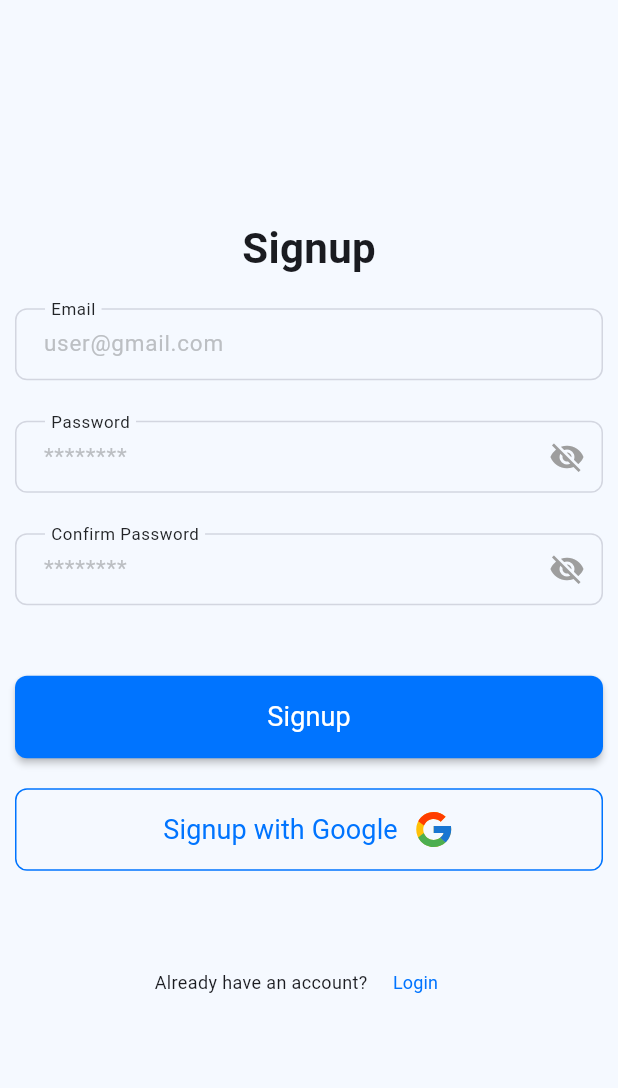
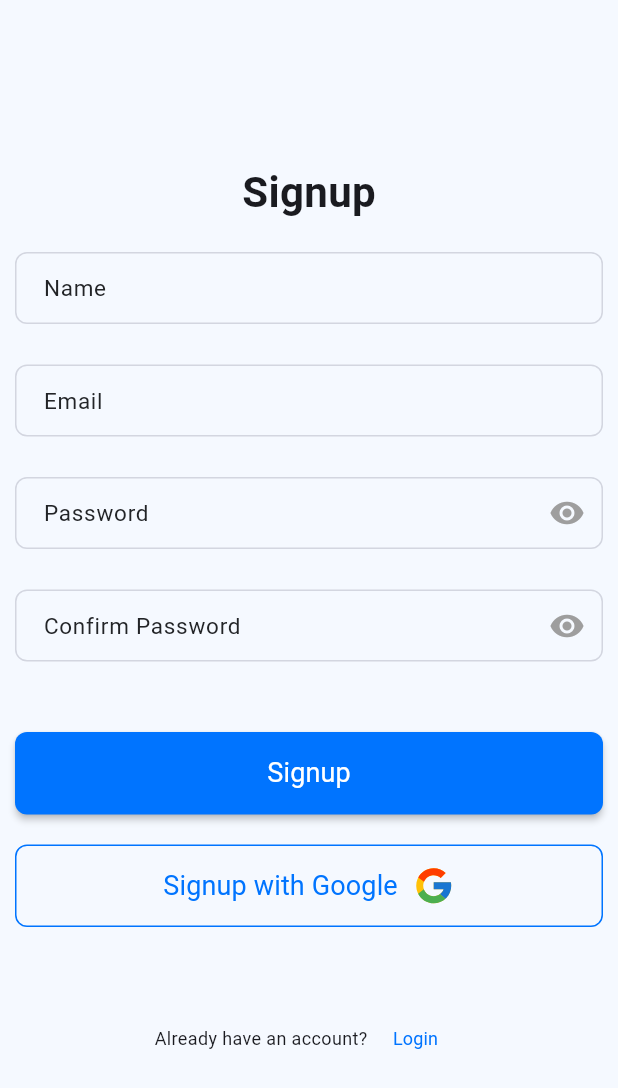
Before and after one commit to Dawood448/traccar, a Flutter app: the screen it shows after launch, after a tap on "Signup", on a phone screen of 412 x 824 dp. Shown: the top 1088 px of the screen. Run offline on Flutter 3.47's test engine with Material 3 defaults, Android fonts, the light colour scheme and no system bars; our stand-ins replace dio, firebase_core, flutter_map, flutter_svg, gap, get and 6 more; accounts and stored records are empty; Roboto replaces fonts that are missing (Poppins).

Commit message:
login and signup auth done

```diff
--- a/lib/View/auth_view/login_screen.dart
+++ b/lib/View/auth_view/login_screen.dart
@@ -20,6 +20,7 @@ class _LoginScreenState extends State<LoginScreen> {
   final TextEditingController emailController = TextEditingController();
   final TextEditingController passwordController = TextEditingController();
   bool _obscureText = true;
+  GlobalKey<FormState> _formkey = GlobalKey<FormState>();
 
   void _toggle() {
     setState(() {
@@ -43,6 +44,8 @@ class _LoginScreenState extends State<LoginScreen> {
               child: Padding(
                 padding: const EdgeInsets.symmetric(
                     horizontal: 10.0, vertical: 10.0),
+                child: Form(
+                  key: _formkey,
                   child: Column(
                     children: [
                       KText(
@@ -87,7 +90,9 @@ class _LoginScreenState extends State<LoginScreen> {
                               fontWeight: FontWeight.normal,
                             ),
                             TextButton(
-                            onPressed: () async {},
+                              onPressed: () async {
+
+                              },
                               child: KText(
                                 text: "Reset",
                                 fontSize: 12,
@@ -100,7 +105,13 @@ class _LoginScreenState extends State<LoginScreen> {
                       ),
                       const Gap(20),
                       FilledButton(
-                      onPressed: () {},
+                        onPressed: () {
+                          if(_formkey.currentState!.validate()){
+                            kOverlayWithAsync(asyncFunction: () async {
+                              await AuthController().signIn(context, email: emailController.text, password: passwordController.text);
+                            });
+                          }
+                        },
                         child: KText(
                           text: "Login",
                           color: kWhiteColor,
@@ -165,6 +176,7 @@ class _LoginScreenState extends State<LoginScreen> {
             ),
           ),
         ),
+      ),
     );
   }
 }
--- a/lib/View/auth_view/signup_screen.dart
+++ b/lib/View/auth_view/signup_screen.dart
@@ -2,8 +2,8 @@ import 'package:flutter/material.dart';
 import 'package:flutter_svg/svg.dart';
 import 'package:gap/gap.dart';
 import 'package:get/get.dart';
+import 'package:traccar/Controller/auth_controller.dart';
 import '../../Constants/colors.dart';
-import '../../Controller/auth_controller.dart';
 import '../../Utils/over_lay.dart';
 import '../../Widgets/form_fields/k_text.dart';
 import '../../Widgets/form_fields/k_text_field.dart';
@@ -18,24 +18,23 @@ class SignUpScreen extends StatefulWidget {
 
 class _SignUpScreenState extends State<SignUpScreen> {
   final TextEditingController emailController = TextEditingController();
+  final TextEditingController nameController = TextEditingController();
   final TextEditingController passwordController = TextEditingController();
-  final TextEditingController confirmPasswordController =
-      TextEditingController();
+  final TextEditingController confirmPasswordController = TextEditingController();
+  GlobalKey<FormState> _formkey = GlobalKey<FormState>();
   bool _obscureText = true;
   bool _obscureTextConfirm = true;
-
+  final _authController  = Get.put(AuthController());
   void _toggle() {
     setState(() {
       _obscureText = !_obscureText;
     });
   }
-
   void _toggleConfirm() {
     setState(() {
       _obscureTextConfirm = !_obscureTextConfirm;
     });
   }
-
   @override
   Widget build(BuildContext context) {
     var size = MediaQuery.of(context).size;
@@ -49,9 +48,11 @@ class _SignUpScreenState extends State<SignUpScreen> {
           height: size.height,
           child: Center(
             child: Padding(
-              padding:
-                  const EdgeInsets.symmetric(horizontal: 10.0, vertical: 10.0),
+              padding: const EdgeInsets.symmetric(
+                  horizontal: 10.0, vertical: 10.0),
               child: SingleChildScrollView(
+                child: Form(
+                  key: _formkey,
                   child: Column(
                     children: [
                       KText(
@@ -61,10 +62,18 @@ class _SignUpScreenState extends State<SignUpScreen> {
                       ),
                       const Gap(20),
                       TextInputFieldWidget(
+                        controller: nameController,
+                        hintText: "User Name",
+                        lable: "Name",
+                        floatingLabelBehavior: FloatingLabelBehavior.auto,
+                      ),
+                      const Gap(20),
+                      TextInputFieldWidget(
                         controller: emailController,
                         hintText: "user@gmail.com",
                         lable: "Email",
-                      floatingLabelBehavior: FloatingLabelBehavior.always,
+                        textInputType: TextInputType.emailAddress,
+                        floatingLabelBehavior: FloatingLabelBehavior.auto,
                         isEmail: true,
                       ),
                       const Gap(20),
@@ -72,16 +81,16 @@ class _SignUpScreenState extends State<SignUpScreen> {
                         controller: passwordController,
                         hintText: "********",
                         lable: "Password",
-                      floatingLabelBehavior: FloatingLabelBehavior.always,
+                        floatingLabelBehavior: FloatingLabelBehavior.auto,
                         isPasswordNo: true,
                         obscure: _obscureText,
                         maxLines: 1,
                         suffixIcon: GestureDetector(
                           onTap: _toggle,
                           child: Icon(
-                          !_obscureText
-                              ? Icons.visibility
-                              : Icons.visibility_off,
+                            ! _obscureText
+                                ? Icons.visibility_off
+                                : Icons.visibility,
                             color: Colors.grey,
                           ),
                         ),
@@ -91,23 +100,30 @@ class _SignUpScreenState extends State<SignUpScreen> {
                         controller: confirmPasswordController,
                         hintText: "********",
                         lable: "Confirm Password",
-                      floatingLabelBehavior: FloatingLabelBehavior.always,
+                        floatingLabelBehavior: FloatingLabelBehavior.auto,
                         isPasswordNo: true,
                         obscure: _obscureTextConfirm,
                         maxLines: 1,
                         suffixIcon: GestureDetector(
                           onTap: _toggleConfirm,
                           child: Icon(
-                          !_obscureTextConfirm
-                              ? Icons.visibility
-                              : Icons.visibility_off,
+                            ! _obscureTextConfirm
+                                ? Icons.visibility_off
+                                : Icons.visibility,
                             color: Colors.grey,
                           ),
                         ),
                       ),
                       const Gap(40),
                       FilledButton(
-                      onPressed: () {},
+                        onPressed: () {
+                          if(_formkey.currentState!.validate()){
+                            kOverlayWithAsync(asyncFunction: () async {
+                             await _authController.signUp(context, email: emailController.text, password: passwordController.text, name: nameController.text , confirmPassword: confirmPasswordController.text);
+                            });
+
+                          }
+                        },
                         child: KText(
                           text: "Signup",
                           color: kWhiteColor,
@@ -117,12 +133,7 @@ class _SignUpScreenState extends State<SignUpScreen> {
                       ),
                       const Gap(20),
                       OutlinedButton(
-                      onPressed: () {
-                        kOverlayWithAsync(asyncFunction: () async {
-                          await AuthController().signInWithGoogle(context);
-                        });
-
-                      },
+                        onPressed: () {},
                         child: Row(
                           mainAxisAlignment: MainAxisAlignment.center,
                           crossAxisAlignment: CrossAxisAlignment.center,
@@ -155,7 +166,7 @@ class _SignUpScreenState extends State<SignUpScreen> {
                           ),
                           TextButton(
                             onPressed: () {
-                            Get.to(const LoginScreen());
+                              Get.to(LoginScreen());
                             },
                             child: KText(
                               text: "Login",
@@ -173,6 +184,7 @@ class _SignUpScreenState extends State<SignUpScreen> {
             ),
           ),
         ),
+      ),
     );
   }
 }
--- a/lib/main.dart
+++ b/lib/main.dart
@@ -1,6 +1,7 @@
 import 'package:firebase_core/firebase_core.dart';
 import 'package:flutter/material.dart';
 import 'package:get/get.dart';
+import 'package:traccar/Controller/auth_controller.dart';
 import 'Constants/theme.dart';
 import 'Data/Local/hive_storage.dart';
 import 'View/Splash/splash_screen.dart';
@@ -14,6 +15,7 @@ void main() async {
   await Firebase.initializeApp(
     options: DefaultFirebaseOptions.currentPlatform,
   );
+  Get.put(AuthController());
   runApp(const MyApp());
 }
 
@@ -26,7 +28,7 @@ class MyApp extends StatelessWidget {
       debugShowCheckedModeBanner: false,
       title: 'TracCar',
       theme: AppTheme.lightTheme(context),
-      home: SignUpScreen(),
+      home: LoginScreen(),
     );
   }
 }
--- /dev/null
+++ b/lib/model/login_model/login_model.dart
@@ -0,0 +1,127 @@
+class LoginModel {
+  bool? status;
+  String? message;
+  String? token;
+  String? cookieData;
+  User? user;
+  int? userRole;
+
+  LoginModel(
+      {this.status,
+        this.message,
+        this.token,
+        this.cookieData,
+        this.user,
+        this.userRole});
+
+  LoginModel.fromJson(Map<String, dynamic> json) {
+    status = json['status'];
+    message = json['message'];
+    token = json['token'];
+    cookieData = json['cookieData'];
+    user = json['user'] != null ? new User.fromJson(json['user']) : null;
+    userRole = json['user_role'];
+  }
+
+  Map<String, dynamic> toJson() {
+    final Map<String, dynamic> data = new Map<String, dynamic>();
+    data['status'] = this.status;
+    data['message'] = this.message;
+    data['token'] = this.token;
+    data['cookieData'] = this.cookieData;
+    if (this.user != null) {
+      data['user'] = this.user!.toJson();
+    }
+    data['user_role'] = this.userRole;
+    return data;
+  }
+}
+
+class User {
+  int? id;
+  String? name;
+  String? phone;
+  String? timeZone;
+  String? profilePic;
+  String? lastName;
+  String? firstName;
+  String? email;
+  String? customerSubscriptionId;
+  String? customerStripeId;
+  int? userCredits;
+  int? userRole;
+  String? emailVerifiedAt;
+  String? createdAt;
+  String? updatedAt;
+  String? deletedAt;
+  String? verificationToken;
+  String? userSubscription;
+  bool? isVerify;
+
+  User(
+      {this.id,
+        this.name,
+        this.phone,
+        this.timeZone,
+        this.profilePic,
+        this.lastName,
+        this.firstName,
+        this.email,
+        this.customerSubscriptionId,
+        this.customerStripeId,
+        this.userCredits,
+        this.userRole,
+        this.emailVerifiedAt,
+        this.createdAt,
+        this.updatedAt,
+        this.deletedAt,
+        this.verificationToken,
+        this.userSubscription,
+        this.isVerify});
+
+  User.fromJson(Map<String, dynamic> json) {
+    id = json['id'];
+    name = json['name'];
+    phone = json['phone'];
+    timeZone = json['time_zone'];
+    profilePic = json['profile_pic'];
+    lastName = json['last_name'];
+    firstName = json['first_name'];
+    email = json['email'];
+    customerSubscriptionId = json['customer_subscription_id'];
+    customerStripeId = json['customer_stripe_id'];
+    userCredits = json['user_credits'];
+    userRole = json['user_role'];
+    emailVerifiedAt = json['email_verified_at'];
+    createdAt = json['created_at'];
+    updatedAt = json['updated_at'];
+    deletedAt = json['deleted_at'];
+    verificationToken = json['verification_token'];
+    userSubscription = json['user_subscription'];
+    isVerify = json['is_verify'];
+  }
+
+  Map<String, dynamic> toJson() {
+    final Map<String, dynamic> data = new Map<String, dynamic>();
+    data['id'] = this.id;
+    data['name'] = this.name;
+    data['phone'] = this.phone;
+    data['time_zone'] = this.timeZone;
+    data['profile_pic'] = this.profilePic;
+    data['last_name'] = this.lastName;
+    data['first_name'] = this.firstName;
+    data['email'] = this.email;
+    data['customer_subscription_id'] = this.customerSubscriptionId;
+    data['customer_stripe_id'] = this.customerStripeId;
+    data['user_credits'] = this.userCredits;
+    data['user_role'] = this.userRole;
+    data['email_verified_at'] = this.emailVerifiedAt;
+    data['created_at'] = this.createdAt;
+    data['updated_at'] = this.updatedAt;
+    data['deleted_at'] = this.deletedAt;
+    data['verification_token'] = this.verificationToken;
+    data['user_subscription'] = this.userSubscription;
+    data['is_verify'] = this.isVerify;
+    return data;
+  }
+}
```
Also changed, not shown: lib/Controller/auth_controller.dart (+24 -0 lines), lib/Data/Network/request_client.dart (+4 -4 lines), lib/Utils/common.dart (+53 -0 lines). Lines whose indentation alone changed are shown as unchanged.
